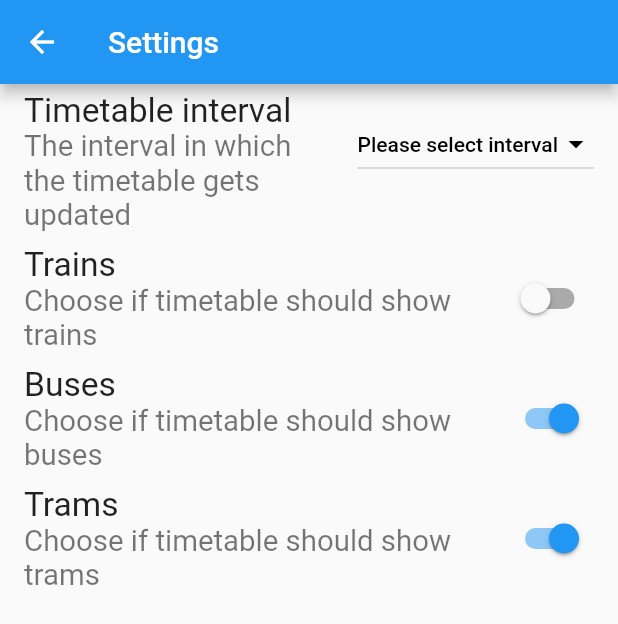
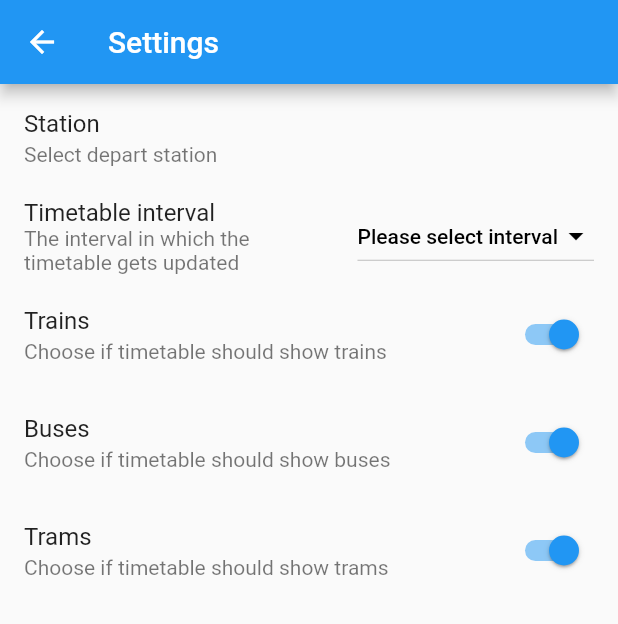
Before and after one commit to luismeier/flutter-piScreen, a Flutter app: the screen it shows after launch, after a tap on the "settings" icon, on a phone screen of 412 x 824 dp. Shown: the top 624 px of the screen. Run offline on Flutter 3.47's test engine with Material 2 defaults, Android fonts, the phone set to English and light mode, and no system bars; our stand-ins replace flutter_typeahead, shared_preferences; network calls fail.

Commit message:
Implemented station selection and persisten storage

```diff
--- /dev/null
+++ b/lib/constants.dart
@@ -0,0 +1,5 @@
+const String stationKey = "stationKey";
+const String timeTableIntervalKey = "timeTableInterval";
+const String showTrainsKey = "showTrains";
+const String showBusesKey = "showBuses";
+const String showTramsKey = "showTrams";
--- a/lib/piScreenApp.dart
+++ b/lib/piScreenApp.dart
@@ -12,7 +12,7 @@ class PiScreenApp extends StatelessWidget {
           primarySwatch: Colors.blue,
           visualDensity: VisualDensity.adaptivePlatformDensity,
           textTheme: Theme.of(context).textTheme.apply(
-                fontSizeFactor: 1.4,
+              // fontSizeFactor: 0.8,
               )),
       home: HomeScreen(),
     );
--- a/lib/providers/timetable_provider.dart
+++ b/lib/providers/timetable_provider.dart
@@ -4,12 +4,17 @@ import 'dart:convert';
 import 'package:flutter/cupertino.dart';
 import 'package:http/http.dart' as http;
 
+import '../constants.dart';
 import '../models/station_model.dart';
+
+import 'package:shared_preferences/shared_preferences.dart';
 
 class TimeTableProvider extends ChangeNotifier {
   Station _station;
+  get station => _station;
 
-  get station => _station;
+  String _errorString = "";
+  get errorString => _errorString;
 
   void update() {
     _fetchStation();
@@ -21,15 +26,26 @@ class TimeTableProvider extends ChangeNotifier {
   }
 
   void _fetchStation() async {
-    print("Calling server");
+    print("Calling timetable API");
+    SharedPreferences prefs = await SharedPreferences.getInstance();
+
+    String baseURL = "https://fahrplan.search.ch/api/stationboard.json";
+    String stop = prefs.getString(stationKey);
+
     final response = await http.get(
-        'https://fahrplan.search.ch/api/stationboard.json?stop=8503020&show_trackchanges=true&show_delays=true&mode=depart&show_tracks=true&limit=30');
+        '$baseURL?stop=$stop&show_trackchanges=true&show_delays=true&mode=depart&show_tracks=true&limit=30');
 
     if (response.statusCode == 200) {
       // If the server did return a 200 OK response,
       // then parse the JSON.
 
+      if (response.body.contains("messages")) {
+        _errorString = "Die Haltestelle \n\"$stop\" \nwurde nicht gefunden";
+        return;
+      }
+
       this._station = Station.fromJson(jsonDecode(response.body));
+      this._errorString = "";
       notifyListeners();
     } else {
       // If the server did not return a 200 OK response,
--- a/lib/ui/home_screen.dart
+++ b/lib/ui/home_screen.dart
@@ -51,8 +51,11 @@ class _HomeScreenState extends State<HomeScreen> {
   Widget build(BuildContext context) {
     final weatherProvider = Provider.of<WeatherProvider>(context);
     final timeTableProvider = Provider.of<TimeTableProvider>(context);
+
     return Scaffold(
         appBar: AppBar(
+          elevation: 0,
+          toolbarHeight: MediaQuery.of(context).size.height * 0.1,
           title: Column(
             mainAxisAlignment: MainAxisAlignment.spaceBetween,
             children: [
--- a/lib/ui/settings_screen.dart
+++ b/lib/ui/settings_screen.dart
@@ -1,5 +1,8 @@
 import 'package:flutter/material.dart';
+import 'package:piScreen/ui/stationSelect_screen.dart';
 import 'package:shared_preferences/shared_preferences.dart';
+
+import '../constants.dart';
 
 class SettingsScreen extends StatefulWidget {
   SettingsScreen({Key key}) : super(key: key);
@@ -20,8 +23,10 @@ class _SettingsScreenState extends State<SettingsScreen> {
   }
   Future<void> fetch() async {
     prefs = await SharedPreferences.getInstance();
-    _timetableInterval = prefs.getInt('counter');
-    _showTrains = prefs.getBool('showTrains') ?? false;
+    _timetableInterval = prefs.getInt(timeTableIntervalKey);
+    _showTrains = prefs.getBool(showTrainsKey) ?? true;
+    _showBuses = prefs.getBool(showBusesKey) ?? true;
+    _showTrams = prefs.getBool(showTramsKey) ?? true;
     setState(() {});
   }
 
@@ -33,6 +38,16 @@ class _SettingsScreenState extends State<SettingsScreen> {
       ),
       body: SafeArea(
         child: ListView(children: <Widget>[
+          ListTile(
+              title: Text("Station"),
+              subtitle: Text("Select depart station"),
+              onTap: () {
+                Navigator.push(
+                    context,
+                    MaterialPageRoute(
+                      builder: (context) => StationSelect(),
+                    ));
+              }),
           ListTile(
             title: Text("Timetable interval"),
             subtitle: Text("The interval in which the timetable gets updated"),
--- a/lib/ui/timtable_view.dart
+++ b/lib/ui/timtable_view.dart
@@ -28,6 +28,7 @@ class TimeTableView extends StatelessWidget {
             }),
       );
     } else {
+      if (provider.errorString.isEmpty) {
         return Center(
           child: SizedBox(
             width: 60,
@@ -38,6 +39,14 @@ class TimeTableView extends StatelessWidget {
             ),
           ),
         );
+      } else {
+        return Center(
+          child: Text(
+            provider.errorString,
+            style: TextStyle(fontWeight: FontWeight.bold, fontSize: 30),
+          ),
+        );
       }
     }
   }
+}
--- a/pubspec.yaml
+++ b/pubspec.yaml
@@ -27,6 +27,7 @@ dependencies:
   intl:
   provider: ^4.3.2+4
   shared_preferences: ^2.0.5
+  flutter_typeahead: ^2.0.0
 
 
 
```
Also changed, not shown: lib/ui/stationSelect_screen.dart (added, +68 -0 lines), pubspec.lock. Lines whose indentation alone changed are shown as unchanged.
